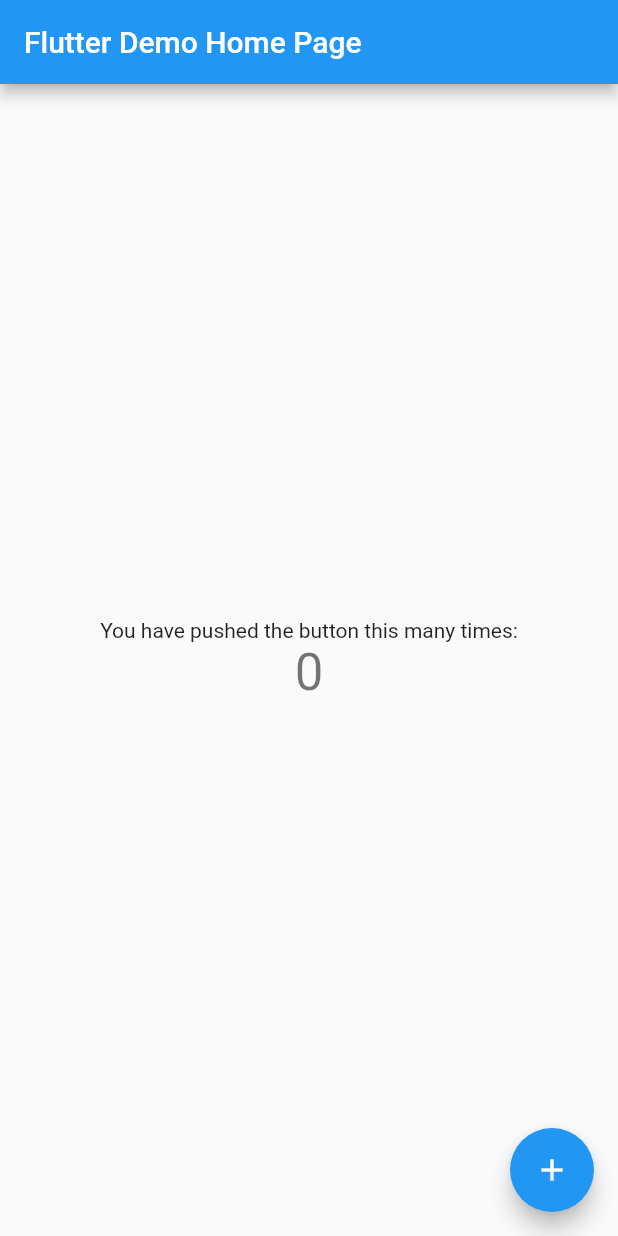
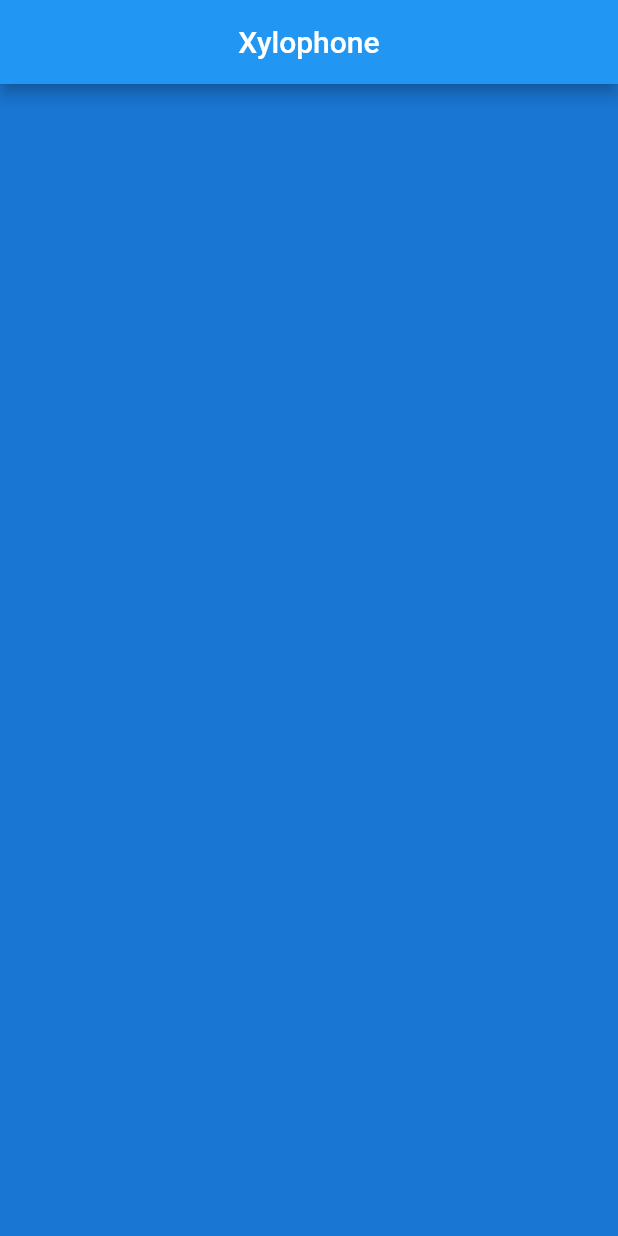
Before and after one commit to AZDemon1994/Xylophone_Learning_Project, a Flutter app: the screen it shows after launch, on a phone screen of 412 x 824 dp. Run offline on Flutter 3.47's test engine with Material 2 defaults, Android fonts, the phone set to English and light mode, and no system bars.

Commit message:
1st Update

```diff
--- a/lib/main.dart
+++ b/lib/main.dart
@@ -1,115 +1,20 @@
 import 'package:flutter/material.dart';
 
-void main() {
-  runApp(const MyApp());
-}
+void main() => runApp(XylophoneApp());
 
-class MyApp extends StatelessWidget {
-  const MyApp({super.key});
+class XylophoneApp extends StatelessWidget {
+  const XylophoneApp({Key? key}) : super(key: key);
 
-  // This widget is the root of your application.
   @override
   Widget build(BuildContext context) {
     return MaterialApp(
-      title: 'Flutter Demo',
-      theme: ThemeData(
-        // This is the theme of your application.
-        //
-        // Try running your application with "flutter run". You'll see the
-        // application has a blue toolbar. Then, without quitting the app, try
-        // changing the primarySwatch below to Colors.green and then invoke
-        // "hot reload" (press "r" in the console where you ran "flutter run",
-        // or simply save your changes to "hot reload" in a Flutter IDE).
-        // Notice that the counter didn't reset back to zero; the application
-        // is not restarted.
-        primarySwatch: Colors.blue,
+      home: Scaffold(
+        backgroundColor: Colors.blue[700],
+        appBar: AppBar(title: const Center(child: Text('Xylophone'))),
+        body: SafeArea(
+          child: Container(),
+        ),
       ),
-      home: const MyHomePage(title: 'Flutter Demo Home Page'),
     );
   }
 }
-
-class MyHomePage extends StatefulWidget {
-  const MyHomePage({super.key, required this.title});
-
-  // This widget is the home page of your application. It is stateful, meaning
-  // that it has a State object (defined below) that contains fields that affect
-  // how it looks.
-
-  // This class is the configuration for the state. It holds the values (in this
-  // case the title) provided by the parent (in this case the App widget) and
-  // used by the build method of the State. Fields in a Widget subclass are
-  // always marked "final".
-
-  final String title;
-
-  @override
-  State<MyHomePage> createState() => _MyHomePageState();
-}
-
-class _MyHomePageState extends State<MyHomePage> {
-  int _counter = 0;
-
-  void _incrementCounter() {
-    setState(() {
-      // This call to setState tells the Flutter framework that something has
-      // changed in this State, which causes it to rerun the build method below
-      // so that the display can reflect the updated values. If we changed
-      // _counter without calling setState(), then the build method would not be
-      // called again, and so nothing would appear to happen.
-      _counter++;
-    });
-  }
-
-  @override
-  Widget build(BuildContext context) {
-    // This method is rerun every time setState is called, for instance as done
-    // by the _incrementCounter method above.
-    //
-    // The Flutter framework has been optimized to make rerunning build methods
-    // fast, so that you can just rebuild anything that needs updating rather
-    // than having to individually change instances of widgets.
-    return Scaffold(
-      appBar: AppBar(
-        // Here we take the value from the MyHomePage object that was created by
-        // the App.build method, and use it to set our appbar title.
-        title: Text(widget.title),
-      ),
-      body: Center(
-        // Center is a layout widget. It takes a single child and positions it
-        // in the middle of the parent.
-        child: Column(
-          // Column is also a layout widget. It takes a list of children and
-          // arranges them vertically. By default, it sizes itself to fit its
-          // children horizontally, and tries to be as tall as its parent.
-          //
-          // Invoke "debug painting" (press "p" in the console, choose the
-          // "Toggle Debug Paint" action from the Flutter Inspector in Android
-          // Studio, or the "Toggle Debug Paint" command in Visual Studio Code)
-          // to see the wireframe for each widget.
-          //
-          // Column has various properties to control how it sizes itself and
-          // how it positions its children. Here we use mainAxisAlignment to
-          // center the children vertically; the main axis here is the vertical
-          // axis because Columns are vertical (the cross axis would be
-          // horizontal).
-          mainAxisAlignment: MainAxisAlignment.center,
-          children: <Widget>[
-            const Text(
-              'You have pushed the button this many times:',
-            ),
-            Text(
-              '$_counter',
-              style: Theme.of(context).textTheme.headline4,
-            ),
-          ],
-        ),
-      ),
-      floatingActionButton: FloatingActionButton(
-        onPressed: _incrementCounter,
-        tooltip: 'Increment',
-        child: const Icon(Icons.add),
-      ), // This trailing comma makes auto-formatting nicer for build methods.
-    );
-  }
-}
```
Also changed, not shown: pubspec.yaml (+3 -44 lines), 23 other files.
